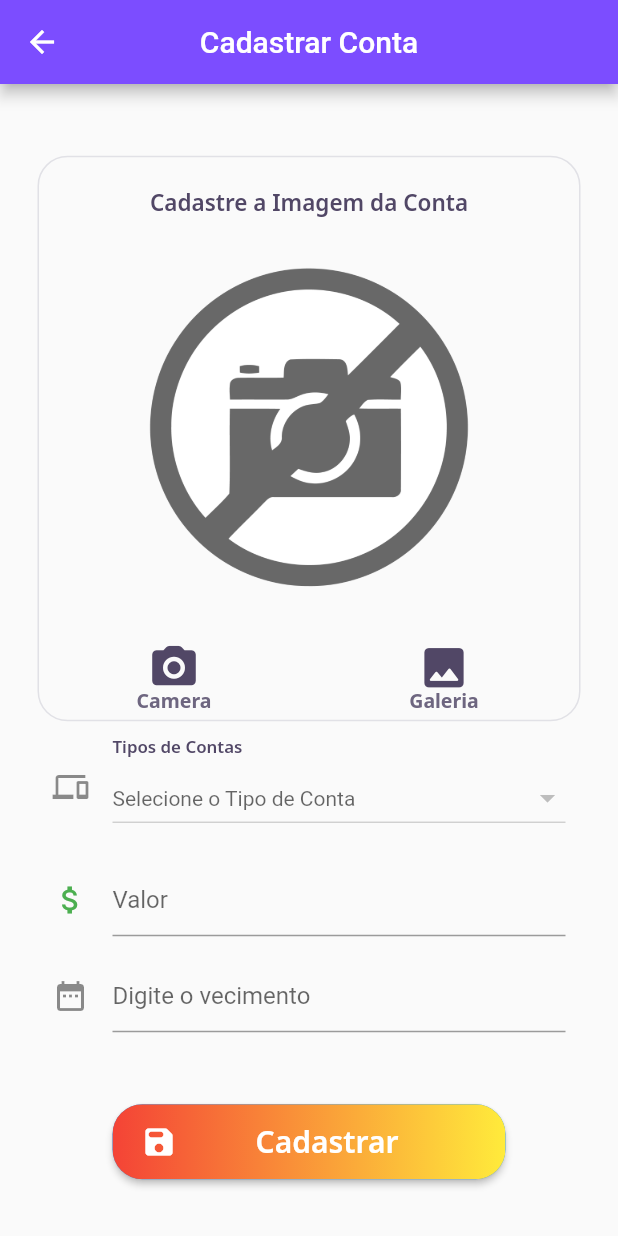
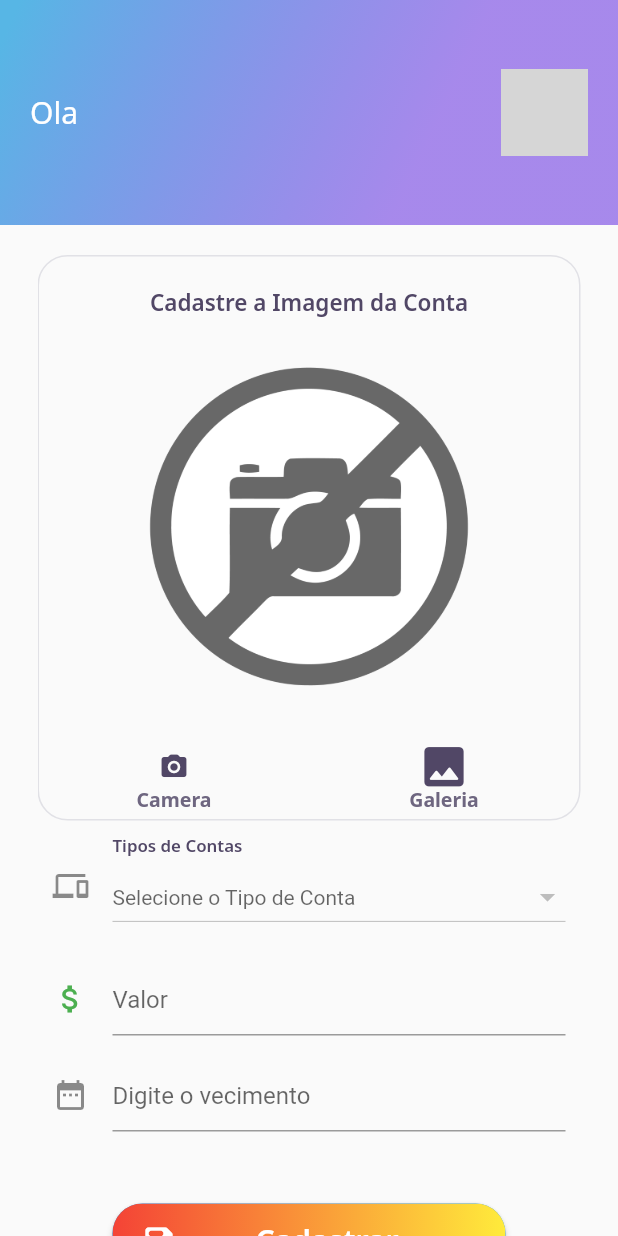
Before and after one commit to MatheusHard/ContasPagas, a Flutter app: the Cadastrar_Conta screen opened directly, on a phone screen of 412 x 824 dp. Run offline on Flutter 3.47's test engine with Material 2 defaults, Android fonts, the phone set to English and light mode, and no system bars; our stand-ins replace flutter_spinkit, google_fonts, image_picker, shared_preferences, sqflite; missing offline and left inert: flutter_gradients; accounts and stored records are empty; network calls fail; grey boxes are pictures that could not be loaded.

Commit message:
Designer Cadastro Conta iniciando 2

```diff
--- a/contas_pagas_2021/lib/iu/cadastrar_conta.dart
+++ b/contas_pagas_2021/lib/iu/cadastrar_conta.dart
@@ -4,6 +4,7 @@ import 'dart:io';
 
 import 'package:flutter/material.dart';
 import 'package:image_picker/image_picker.dart';
+import 'package:pagamento_de_contas/home/widgets/appbar/app_bar_widget.dart';
 import 'package:pagamento_de_contas/utils/core/app_colors.dart';
 import 'package:pagamento_de_contas/utils/core/app_gradients.dart';
 import 'package:pagamento_de_contas/utils/core/app_images.dart';
@@ -148,7 +149,6 @@ class _Cadastrar_ContaState extends State<Cadastrar_Conta> {
     _myFocusNode = FocusNode();
     _myFocusNode_2 = FocusNode();
     super.initState();
-
   }
 
   /************DropDown Tipo de Conta************/
@@ -161,15 +161,12 @@ class _Cadastrar_ContaState extends State<Cadastrar_Conta> {
     for(Tipo tipo in tipos){
       items.add(
           DropdownMenuItem(
-
             value: tipo,
             child: Center(
               child: _validarTextoDropdownTipo(tipo.id, tipo.descricao_tipo),
                ),
             ),
-
          );
-
      }
     return items;
   }
@@ -180,17 +177,11 @@ class _Cadastrar_ContaState extends State<Cadastrar_Conta> {
     });
   }
 
-
   @override
   Widget build(BuildContext context) {
     return Scaffold(
     key: _scaffoldKey,
-        appBar: AppBar(
-        backgroundColor: Colors.deepPurpleAccent,
-        title: Text("Cadastrar Conta"),
-        centerTitle: true,
-      ),
-
+    appBar: AppBarWidget(),
     body: Stack(
          children: [
            Padding(
@@ -240,7 +231,7 @@ class _Cadastrar_ContaState extends State<Cadastrar_Conta> {
                                            Icon(
                                                Icons.camera_alt_rounded,
                                                color: AppColors.black,
-                                               size: 35,),),
+                                               size: 20,),),
 
                                             Align(
                                                    alignment: Alignment(0, 2.0),
@@ -261,6 +252,7 @@ class _Cadastrar_ContaState extends State<Cadastrar_Conta> {
                                        )),
 
                                   /*********GALERIA BUTTON*********/
+
                                   Expanded(
                                       child:
                                       GestureDetector(
--- a/contas_pagas_2021/lib/menu/menu_conta.dart
+++ b/contas_pagas_2021/lib/menu/menu_conta.dart
@@ -13,13 +13,9 @@ class MenuItemConta {
   static List<MenuItemConta> menuItens = [
     new MenuItemConta(1, "Editar", Icon(Icons.update_rounded)),
     new MenuItemConta(2, "Excluir", Icon(Icons.delete_rounded))
-
-
   ];
-
 
    String get menuText => _menuText;
    Icon get menuIcon => _menuIcon;
    int get id => _id;
-
 }
--- a/contas_pagas_2021/lib/utils/core/app_gradients.dart
+++ b/contas_pagas_2021/lib/utils/core/app_gradients.dart
@@ -24,4 +24,10 @@ class AppGradients {
     center: Alignment.center,
     radius: 0.5,
   );
+
+  static final glass_water = FlutterGradients.glassWater(
+    type: GradientType.linear,
+    center: Alignment.center,
+    radius: 0.0,
+  );
 }
```
Also changed, not shown: contas_pagas_2021/lib/home/widgets/cards/card_imagem.dart (deleted, +0 -80 lines), contas_pagas_2021/lib/iu/listar_contas.dart (+13 -11 lines), contas_pagas_2021/lib/utils/core/app_images.dart (+1 -8 lines). Lines whose indentation alone changed are shown as unchanged.
